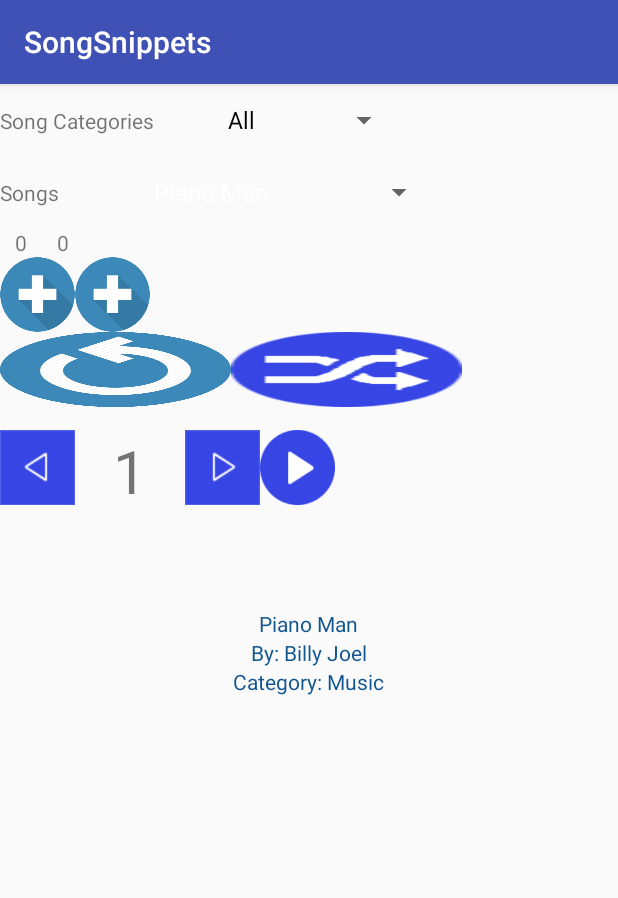
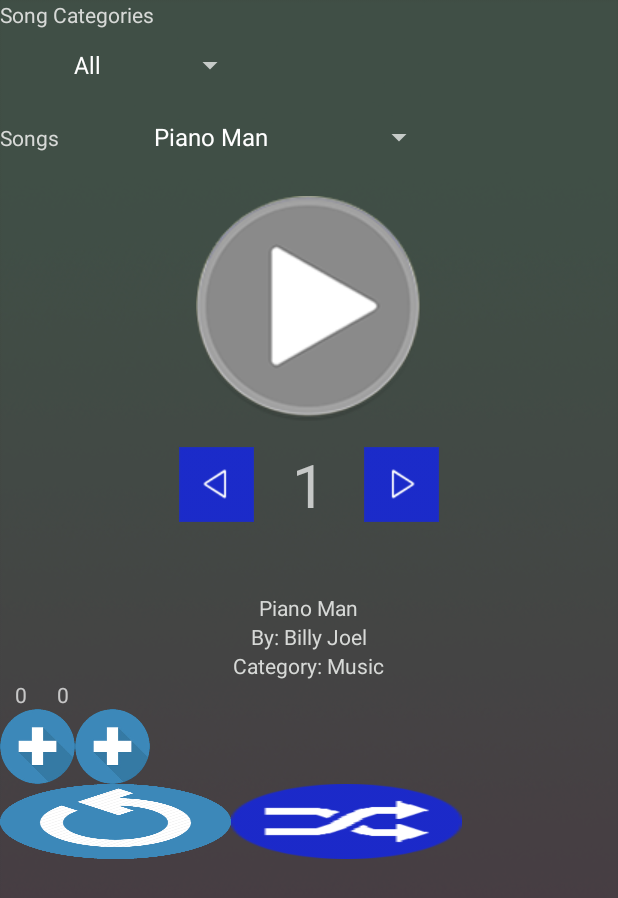
Before and after one commit to trietias/SongSnippets, an Android app: the screen it shows after launch (MainActivity), on a phone screen of 412 x 824 dp. Shown: the top 898 px of the screen. Run offline under Robolectric (Android 15) with nearby library versions, the phone set to English and light mode, and no system bars.

Commit message:
UI changes

```diff
--- a/app/src/main/AndroidManifest.xml
+++ b/app/src/main/AndroidManifest.xml
@@ -7,7 +7,7 @@
         android:icon="@drawable/app_icon"
         android:label="@string/app_name"
         android:supportsRtl="true"
-        android:theme="@style/AppTheme">
+        android:theme="@style/Theme.AppCompat.NoActionBar">
         <activity android:name=".MainActivity">
             <intent-filter>
                 <action android:name="android.intent.action.MAIN" />
--- a/app/src/main/java/com/tmk/songsnippets/MainActivity.java
+++ b/app/src/main/java/com/tmk/songsnippets/MainActivity.java
@@ -1,6 +1,7 @@
 package com.tmk.songsnippets;
 
 import android.database.SQLException;
+import android.graphics.Typeface;
 import android.media.MediaPlayer;
 import android.os.Handler;
 import android.support.v7.app.AppCompatActivity;
@@ -46,6 +47,9 @@
         songTitleTextView = (TextView) findViewById(R.id.songTitle);
         songArtistTextView = (TextView) findViewById(R.id.artistName);
         songCategoryTextView = (TextView) findViewById(R.id.categoryName);
+        Typeface dosis = Typeface.createFromAsset(getApplicationContext().getAssets(), "font/Dosis-Regular.ttf");
+        Typeface dosis_bold = Typeface.createFromAsset(getApplicationContext().getAssets(), "font/Dosis-Bold.ttf");
+        Typeface dosis_light = Typeface.createFromAsset(getApplicationContext().getAssets(), "font/Dosis-Light.ttf");
         team1Score = (TextView) findViewById(R.id.team1Points);
         team1Score.setText("0");
         team2Score = (TextView) findViewById(R.id.team2Points);
--- a/app/src/main/res/layout/activity_main.xml
+++ b/app/src/main/res/layout/activity_main.xml
@@ -4,27 +4,39 @@
     android:layout_width="match_parent"
     android:layout_height="match_parent"
     android:orientation="vertical"
-    tools:context="com.tmk.songsnippets.MainActivity">
+    tools:context="com.tmk.songsnippets.MainActivity"
+    android:weightSum="1"
+    android:background="@drawable/background">
+
+    <!-- Category Selection -->
     <LinearLayout
         android:layout_width="wrap_content"
         android:layout_height="wrap_content"
         android:orientation="horizontal"
-        android:weightSum="3">
+        android:gravity="center">
         <TextView
             android:layout_height="wrap_content"
             android:layout_width="match_parent"
             android:gravity="center_horizontal"
             android:text="@string/categories"
-            android:id="@+id/textView"
-            android:layout_weight="1"/>
+            android:fontFamily=""
+            android:textColor="@color/text"
+            android:id="@+id/textView" />
+    </LinearLayout>
+
+    <LinearLayout
+        android:layout_width="wrap_content"
+        android:layout_height="wrap_content"
+        android:orientation="horizontal"
+        android:gravity="center">
         <Spinner
             android:layout_width="wrap_content"
             android:layout_height="wrap_content"
             android:id="@+id/categorySpinner"
-            android:gravity="center_horizontal"
-            android:layout_weight="2"/>
+            android:gravity="center_horizontal" />
     </LinearLayout>
 
+    <!-- TO DELETE -->
     <LinearLayout
         android:layout_width="wrap_content"
         android:layout_height="wrap_content"
@@ -35,6 +47,7 @@
             android:layout_width="match_parent"
             android:gravity="center_horizontal"
             android:text="@string/songs"
+            android:textColor="@color/text"
             android:id="@+id/textView2"
             android:layout_weight="1"/>
         <Spinner
@@ -44,6 +57,85 @@
             android:id="@+id/songSpinner"
             android:layout_weight="2"/>
     </LinearLayout>
+    <!-- END DELETE -->
+
+    <!-- Play Button -->
+    <LinearLayout
+        android:layout_width="match_parent"
+        android:layout_height="wrap_content"
+        android:orientation="horizontal"
+        android:gravity="center"
+        android:layout_margin="15dp">
+        <ImageButton
+            android:layout_width="150dp"
+            android:layout_height="150dp"
+            android:id="@+id/play"
+            android:onClick="play"
+            android:background="@drawable/play_button"
+            android:contentDescription="@string/play_button" />
+    </LinearLayout>
+
+    <!-- Seconds Selector -->
+    <LinearLayout
+        android:layout_width="match_parent"
+        android:layout_height="wrap_content"
+        android:gravity="center">
+        <ImageButton
+            android:layout_width="50dp"
+            android:layout_height="50dp"
+            android:background="@drawable/backward"
+            android:onClick="editInterval"
+            android:id="@+id/backwardButton"
+            android:contentDescription="@string/decrease_interval" />
+        <TextView
+            android:layout_width="wrap_content"
+            android:layout_height="wrap_content"
+            android:text="@string/_1"
+            android:textSize="40sp"
+            android:id="@+id/intervalText"
+            android:paddingRight="25dp"
+            android:paddingLeft="25dp"/>
+        <ImageButton
+            android:layout_width="50dp"
+            android:layout_height="50dp"
+            android:background="@drawable/forward"
+            android:onClick="editInterval"
+            android:id="@+id/forwardButton"
+            android:contentDescription="@string/increase_interval" />
+    </LinearLayout>
+
+    <!-- Song Info -->
+    <LinearLayout
+        android:layout_width="match_parent"
+        android:layout_height="wrap_content"
+        android:orientation="vertical">
+        <TextView
+            android:layout_width="wrap_content"
+            android:layout_height="wrap_content"
+            android:text="Song"
+            android:textColor="@color/text"
+            android:layout_gravity="center"
+            android:id="@+id/songTitle"
+            android:layout_marginTop="45dp" />
+
+        <TextView
+            android:layout_width="wrap_content"
+            android:layout_height="wrap_content"
+            android:text="Artist"
+            android:layout_gravity="center"
+            android:id="@+id/artistName"
+            android:textColor="@color/text" />
+
+        <TextView
+            android:layout_width="wrap_content"
+            android:layout_height="wrap_content"
+            android:text="Category"
+            android:layout_gravity="center"
+            android:id="@+id/categoryName"
+            android:textColor="@color/text" />
+    </LinearLayout>
+
+    <!-- Points -->
     <LinearLayout
         android:layout_width="match_parent"
         android:layout_height="wrap_content">
@@ -63,6 +155,7 @@
             android:id="@+id/team2Points" />
     </LinearLayout>
 
+    <!-- Points Button -->
     <LinearLayout
         android:layout_width="wrap_content"
         android:layout_height="wrap_content"
@@ -85,6 +178,8 @@
             android:contentDescription="@string/increase_score"
             android:layout_weight="1"/>
     </LinearLayout>
+
+    <!-- Options -->
     <LinearLayout
         android:layout_width="match_parent"
         android:layout_height="wrap_content"
@@ -110,70 +205,4 @@
             android:contentDescription="@string/refresh_button"
             android:layout_weight="1"/>
     </LinearLayout>
-
-    <LinearLayout
-        android:layout_width="match_parent"
-        android:layout_height="wrap_content">
-        <ImageButton
-            android:layout_width="50dp"
-            android:layout_height="50dp"
-            android:background="@drawable/backward"
-            android:onClick="editInterval"
-            android:id="@+id/backwardButton"
-            android:contentDescription="@string/decrease_interval" />
-        <TextView
-            android:layout_width="wrap_content"
-            android:layout_height="wrap_content"
-            android:text="@string/_1"
-            android:textSize="40sp"
-            android:id="@+id/intervalText"
-            android:paddingRight="25dp"
-            android:paddingLeft="25dp"/>
-        <ImageButton
-            android:layout_width="50dp"
-            android:layout_height="50dp"
-            android:background="@drawable/forward"
-            android:onClick="editInterval"
-            android:id="@+id/forwardButton"
-            android:contentDescription="@string/increase_interval" />
-        <ImageButton
-            android:layout_width="50dp"
-            android:layout_height="50dp"
-            android:id="@+id/play"
-            android:onClick="play"
-            android:background="@drawable/play"
-            android:contentDescription="@string/play_button" />
-    </LinearLayout>
-
-    <LinearLayout
-        android:layout_width="match_parent"
-        android:layout_height="wrap_content"
-        android:orientation="vertical">
-        <TextView
-            android:layout_width="wrap_content"
-            android:layout_height="wrap_content"
-            android:text="Song"
-            android:textColor="@color/colorBluish"
-            android:layout_gravity="center"
-            android:id="@+id/songTitle"
-            android:layout_marginTop="65dp" />
-
-        <TextView
-            android:layout_width="wrap_content"
-            android:layout_height="wrap_content"
-            android:text="Artist"
-            android:layout_gravity="center"
-            android:id="@+id/artistName"
-            android:textColor="@color/colorBluish" />
-
-        <TextView
-            android:layout_width="wrap_content"
-            android:layout_height="wrap_content"
-            android:text="Category"
-            android:layout_gravity="center"
-            android:id="@+id/categoryName"
-            android:textColor="@color/colorBluish" />
-
-    </LinearLayout>
-
 </LinearLayout>
--- a/app/src/main/res/values/colors.xml
+++ b/app/src/main/res/values/colors.xml
@@ -1,9 +1,10 @@
 <?xml version="1.0" encoding="utf-8"?>
 <resources>
-    <color name="colorPrimary">#3F51B5</color>
-    <color name="colorPrimaryDark">#303F9F</color>
-    <color name="colorAccent">#FF4081</color>
-    <color name="colorDarkBlue">#000080</color>
-    <color name="colorWhite">#FFFFFF</color>
-    <color name="colorBluish">#11558F</color>
+    <color name="background">#646E68</color>
+    <color name="text">#D7D9D7</color>
+    <color name="accent">#63264A</color>
+    <color name="button">#50514F</color>
+    <color name="colorPrimary">#25FFFFFF</color>
+    <color name="colorPrimaryDark">#16425B</color>
+    <color name="colorAccent">#E0C1B3</color>
 </resources>
--- a/build.gradle
+++ b/build.gradle
@@ -5,7 +5,7 @@
         jcenter()
     }
     dependencies {
-        classpath 'com.android.tools.build:gradle:2.1.2'
+        classpath 'com.android.tools.build:gradle:2.2.2'
 
         // NOTE: Do not place your application dependencies here; they belong
         // in the individual module build.gradle files
```
Also changed, not shown: app/src/main/assets/font/Dosis-Bold.ttf (added), app/src/main/assets/font/Dosis-Light.ttf (added), app/src/main/assets/font/Dosis-Regular.ttf (added), app/src/main/res/drawable/background.png (added), app/src/main/res/drawable/play_button.png (added), gradle/wrapper/gradle-wrapper.properties.
